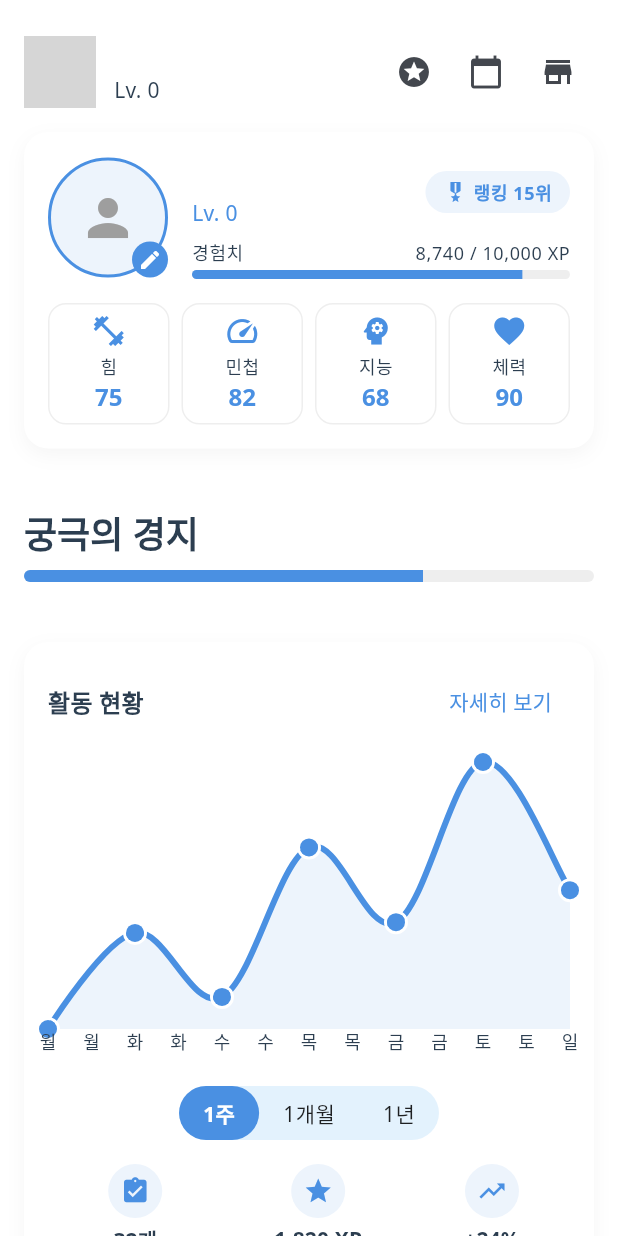
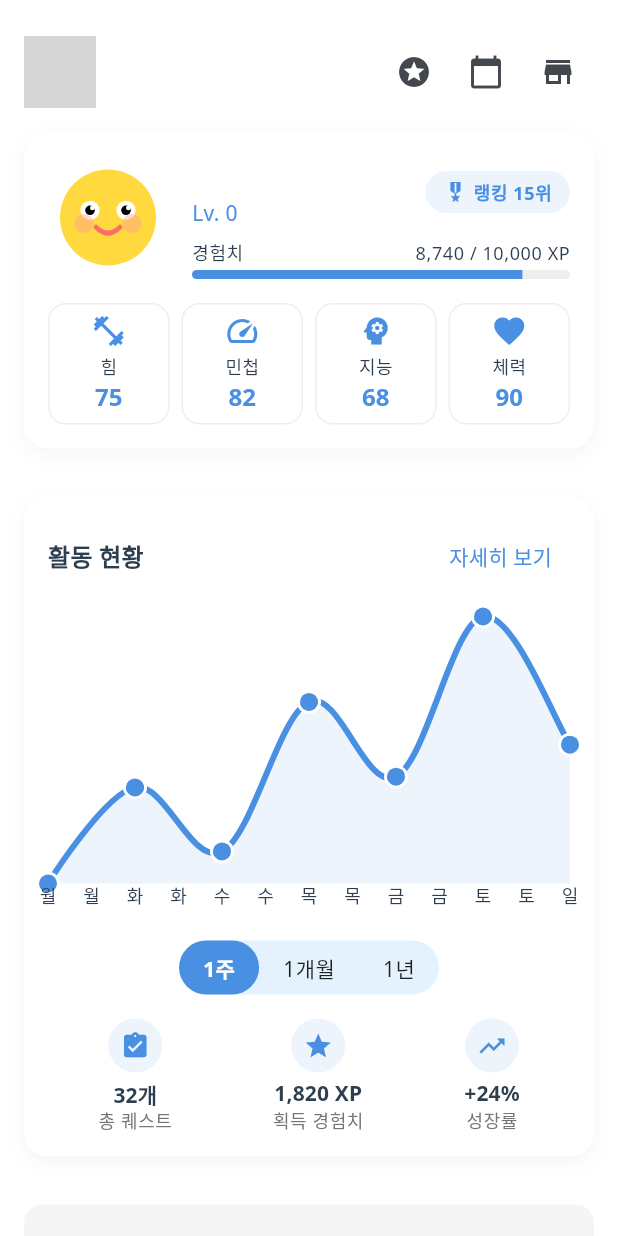
Before and after one commit to YoungGilMad/frontend, a Flutter app: the HomeScreen screen opened directly, on a phone screen of 412 x 824 dp. Run offline on Flutter 3.47's test engine with Material 3 defaults, Android fonts, the phone set to English and light mode, and no system bars; drawn by our look-alikes of fl_chart; our stand-ins replace flutter_dotenv, flutter_svg, google_fonts, shared_preferences, table_calendar; accounts and stored records are empty; network calls fail; grey boxes are pictures that could not be loaded.

Commit message:
character detail add

```diff
--- a/lib/presentation/screens/home/home_screen.dart
+++ b/lib/presentation/screens/home/home_screen.dart
@@ -32,7 +32,7 @@ class HomeScreen extends StatelessWidget {
                     const HeroStatusWidget(),
 
                     // 진행 상태 영역
-                    _buildProgressSection(context),
+                    // _buildProgressSection(context),
 
                     // 통계 그래프
                     const ProgressChartWidget(),
@@ -80,14 +80,10 @@ class HomeScreen extends StatelessWidget {
                 crossAxisAlignment: CrossAxisAlignment.start,
                 children: [
                   Text(
-                    authProvider.user?.nickname ?? '용사님',
+                    authProvider.user?.nickname ?? 'GD',
                     style: Theme.of(context).textTheme.titleMedium?.copyWith(
                           fontWeight: FontWeight.bold,
                         ),
-                  ),
-                  Text(
-                    'Lv. ${authProvider.user?.level ?? 1}',
-                    style: Theme.of(context).textTheme.bodyMedium,
                   ),
                 ],
               ),
@@ -130,34 +126,34 @@ class HomeScreen extends StatelessWidget {
     );
   }
 
-  Widget _buildProgressSection(BuildContext context) {
-    return Container(
-      margin: const EdgeInsets.symmetric(vertical: 24.0),
-      child: Column(
-        crossAxisAlignment: CrossAxisAlignment.start,
-        children: [
-          Text(
-            '궁극의 경지',
-            style: Theme.of(context).textTheme.headlineSmall?.copyWith(
-                  fontWeight: FontWeight.bold,
-                ),
-          ),
-          const SizedBox(height: 8),
-          ClipRRect(
-            borderRadius: BorderRadius.circular(8),
-            child: LinearProgressIndicator(
-              value: 0.7,
-              minHeight: 8,
-              backgroundColor: Colors.grey[200],
-              valueColor: AlwaysStoppedAnimation<Color>(
-                Theme.of(context).primaryColor,
-              ),
-            ),
-          ),
-        ],
-      ),
-    );
-  }
+  // Widget _buildProgressSection(BuildContext context) {
+  //   return Container(
+  //     margin: const EdgeInsets.symmetric(vertical: 24.0),
+  //     child: Column(
+  //       crossAxisAlignment: CrossAxisAlignment.start,
+  //       children: [
+  //         Text(
+  //           '궁극의 경지',
+  //           style: Theme.of(context).textTheme.headlineSmall?.copyWith(
+  //                 fontWeight: FontWeight.bold,
+  //               ),
+  //         ),
+  //         const SizedBox(height: 8),
+  //         ClipRRect(
+  //           borderRadius: BorderRadius.circular(8),
+  //           child: LinearProgressIndicator(
+  //             value: 0.7,
+  //             minHeight: 8,
+  //             backgroundColor: Colors.grey[200],
+  //             valueColor: AlwaysStoppedAnimation<Color>(
+  //               Theme.of(context).primaryColor,
+  //             ),
+  //           ),
+  //         ),
+  //       ],
+  //     ),
+  //   );
+  // }
 
   Widget _buildActivitySummary(BuildContext context) {
     return Container(
--- a/lib/presentation/widgets/home/hero_status_widget.dart
+++ b/lib/presentation/widgets/home/hero_status_widget.dart
@@ -1,6 +1,8 @@
 import 'package:flutter/material.dart';
 import 'package:provider/provider.dart';
 import '../../providers/auth_provider.dart';
+import 'character_detail_widget.dart';
+import 'package:flutter_svg/flutter_svg.dart';
 
 class HeroStatusWidget extends StatelessWidget {
   const HeroStatusWidget({super.key});
@@ -53,42 +55,60 @@ class HeroStatusWidget extends StatelessWidget {
   }
 
   Widget _buildHeroAvatar(BuildContext context) {
-    return Stack(
-      children: [
-        Container(
-          width: 80,
-          height: 80,
-          decoration: BoxDecoration(
-            color: Theme.of(context).colorScheme.primary.withOpacity(0.1),
-            shape: BoxShape.circle,
-            border: Border.all(
-              color: Theme.of(context).colorScheme.primary,
-              width: 2,
+    return GestureDetector(
+      onTap: () {
+        // 캐릭터 위젯으로 네비게이션
+        Navigator.push(
+          context,
+          MaterialPageRoute(
+            builder: (context) => const CharacterDetailWidget(), // 새로운 스크린 생성 필요
+          ),
+        );
+      },
+      child: SizedBox(
+        width: 80,
+        height: 80,
+        child: Stack(
+          children: [
+            // SVG 캐릭터
+            SvgPicture.string(
+              '''<svg viewBox="0 0 100 100" xmlns="http://www.w3.org/2000/svg">
+              <circle cx="50" cy="50" r="40" fill="#FFD93D"/>
+              <g transform="translate(0,2)">
+                <circle cx="35" cy="42" r="8" fill="white"/>
+                <circle cx="35" cy="42" r="4" fill="black"/>
+                <circle cx="37" cy="40" r="2" fill="white"/>
+                <circle cx="65" cy="42" r="8" fill="white"/>
+                <circle cx="65" cy="42" r="4" fill="black"/>
+                <circle cx="67" cy="40" r="2" fill="white"/>
+              </g>
+              <circle cx="30" cy="55" r="8" fill="#FF9999" opacity="0.4"/>
+              <circle cx="70" cy="55" r="8" fill="#FF9999" opacity="0.4"/>
+              <path d="M 40 58 Q 50 68 60 58" fill="none" stroke="#FF6B6B" stroke-width="4" stroke-linecap="round"/>
+            </svg>''' ,
+            width: 80,
+            height: 80,
             ),
-          ),
-          child: const Icon(
-            Icons.person,
-            size: 40,
-            color: Colors.grey,
-          ),
+            // 편집 버튼
+            // Positioned(
+            //   right: 0,
+            //   bottom: 0,
+            //   child: Container(
+            //     padding: const EdgeInsets.all(4),
+            //     decoration: BoxDecoration(
+            //       color: Theme.of(context).colorScheme.primary,
+            //       shape: BoxShape.circle,
+            //     ),
+            //     child: const Icon(
+            //       Icons.edit,
+            //       size: 16,
+            //       color: Colors.white,
+            //     ),
+            //   ),
+            // ),
+          ],
         ),
-        Positioned(
-          right: 0,
-          bottom: 0,
-          child: Container(
-            padding: const EdgeInsets.all(4),
-            decoration: BoxDecoration(
-              color: Theme.of(context).colorScheme.primary,
-              shape: BoxShape.circle,
-            ),
-            child: const Icon(
-              Icons.edit,
-              size: 16,
-              color: Colors.white,
-            ),
-          ),
-        ),
-      ],
+      ),
     );
   }
 
--- a/pubspec.yaml
+++ b/pubspec.yaml
@@ -21,6 +21,7 @@ dependencies:
   fl_chart: ^0.65.0  # 차트 시각화를 위한 라이브러리
   table_calendar: ^3.0.9 # 캘린더 라이브러리
   intl: ^0.18.0 # 캘린더 관련 언어 설정 라이브러리
+  flutter_svg: ^2.0.9
 
 dev_dependencies:
   flutter_test:
```
Also changed, not shown: lib/presentation/screens/social/social_screen.dart (+41 -38 lines), lib/presentation/widgets/home/character_detail_widget.dart (added, +23 -0 lines), lib/presentation/widgets/social/create_group_widget.dart (added, +122 -0 lines), lib/presentation/widgets/social/group_widget.dart (+9 -3 lines), pubspec.lock.
